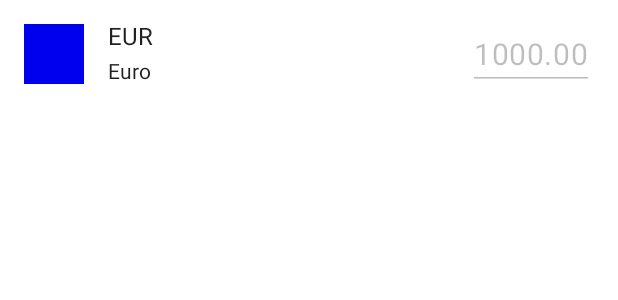
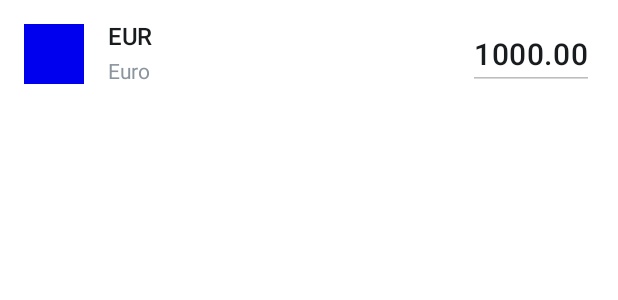
Before and after one commit to meewii/rate-converter, an Android app: the layout li_rate_display.xml on its own in the app's theme, with its tools: preview values and no code run, on a phone screen of 412 x 824 dp. Shown: the top 300 px of the screen. Run offline under Robolectric (Android 15) with nearby library versions, the phone set to English and light mode, and no system bars.

Commit message:
add unit test to Poll manager and some comments, fix design

```diff
--- a/app/build.gradle
+++ b/app/build.gradle
@@ -69,7 +69,6 @@ dependencies {
   kapt 'com.github.bumptech.glide:compiler:4.11.0'
 
   testImplementation 'junit:junit:4.12'
-    testImplementation 'junit:junit:4.12'
   testImplementation 'androidx.test:core:1.2.0'
   testImplementation "org.robolectric:robolectric:$rootProject.robolectricVersion"
   testImplementation 'androidx.test.ext:junit:1.1.1'
@@ -78,5 +77,7 @@ dependencies {
   testImplementation "com.nhaarman.mockitokotlin2:mockito-kotlin:$rootProject.mockitoKtVersion"
   testImplementation "com.google.truth:truth:$rootProject.truthVersion"
   testImplementation 'com.jraska.livedata:testing-ktx:1.1.1'
+  kaptTest "com.google.dagger:dagger-compiler:$rootProject.daggerVersion"
+  kaptTest "com.google.dagger:dagger-android-processor:$rootProject.daggerVersion"
 
 }
--- a/app/src/main/java/com/meewii/rateconverter/ui/MainActivity.kt
+++ b/app/src/main/java/com/meewii/rateconverter/ui/MainActivity.kt
@@ -13,7 +13,6 @@ import dagger.android.AndroidInjection
 import kotlinx.android.synthetic.main.activity_main.ui_error_message
 import kotlinx.android.synthetic.main.activity_main.ui_recycler_view
 import kotlinx.android.synthetic.main.activity_main.ui_swipe_container
-import timber.log.Timber
 import javax.inject.Inject
 
 class MainActivity : AppCompatActivity() {
@@ -32,7 +31,6 @@ class MainActivity : AppCompatActivity() {
   }
 
   private val rateListObserver = Observer<List<Rate>> { rates ->
-    Timber.d("Rates? ${rates.size}")
     rates?.let {
       viewAdapter.setData(rates)
     }
--- /dev/null
+++ b/app/src/main/res/drawable/selector_color_text_edit_text.xml
@@ -0,0 +1,5 @@
+<?xml version="1.0" encoding="utf-8"?>
+<selector xmlns:android="http://schemas.android.com/apk/res/android">
+  <item android:state_enabled="false" android:color="@color/on_surface"/>
+  <item android:color="@color/on_surface"/>
+</selector>
--- a/app/src/main/res/layout/li_rate_display.xml
+++ b/app/src/main/res/layout/li_rate_display.xml
@@ -41,7 +41,7 @@
         android:layout_height="wrap_content"
         android:layout_marginStart="72dp"
         android:text="@{rate.currencyCode}"
-        android:textAppearance="?attr/textAppearanceListItem"
+        style="@style/AppTheme.Text.Subtitle1"
         android:translationY="-2.62sp"
         app:layout_constraintBottom_toTopOf="@+id/ui_currency_name"
         app:layout_constraintEnd_toStartOf="@+id/ui_value"
@@ -55,7 +55,7 @@
         android:layout_width="0dp"
         android:layout_height="wrap_content"
         android:layout_marginStart="72dp"
-        android:textAppearance="?attr/textAppearanceListItemSecondary"
+        style="@style/AppTheme.Text.Body1"
         app:layout_constraintBottom_toBottomOf="parent"
         app:layout_constraintEnd_toStartOf="@+id/ui_value"
         app:layout_constraintStart_toStartOf="parent"
@@ -72,7 +72,7 @@
         android:maxLines="1"
         android:ellipsize="end"
         android:inputType="number|textNoSuggestions"
-        android:textAppearance="@style/AppTheme.Text.RateValue"
+        style="@style/AppTheme.Text.RateValue"
         app:layout_constraintBottom_toBottomOf="parent"
         app:layout_constraintEnd_toEndOf="parent"
         app:layout_constraintTop_toTopOf="parent"
--- a/app/src/main/res/layout/li_rate_input.xml
+++ b/app/src/main/res/layout/li_rate_input.xml
@@ -36,7 +36,7 @@
         android:layout_height="wrap_content"
         android:layout_marginStart="72dp"
         android:text="@{rate.currencyCode}"
-        android:textAppearance="?attr/textAppearanceListItem"
+        style="@style/AppTheme.Text.Subtitle1"
         android:translationY="-2.62sp"
         app:layout_constraintBottom_toTopOf="@+id/ui_currency_name"
         app:layout_constraintEnd_toStartOf="@+id/ui_value"
@@ -50,7 +50,7 @@
         android:layout_width="0dp"
         android:layout_height="wrap_content"
         android:layout_marginStart="72dp"
-        android:textAppearance="?attr/textAppearanceListItemSecondary"
+        style="@style/AppTheme.Text.Body1"
         app:layout_constraintBottom_toBottomOf="parent"
         app:layout_constraintEnd_toStartOf="@+id/ui_value"
         app:layout_constraintStart_toStartOf="parent"
@@ -65,7 +65,7 @@
         android:layout_marginEnd="16dp"
         android:inputType="number|textNoSuggestions"
         android:maxWidth="100dp"
-        android:textAppearance="@style/AppTheme.Text.RateValue"
+        style="@style/AppTheme.Text.RateValue"
         app:layout_constraintBottom_toBottomOf="parent"
         app:layout_constraintEnd_toEndOf="parent"
         app:layout_constraintTop_toTopOf="parent"
--- a/app/src/main/res/values/colors.xml
+++ b/app/src/main/res/values/colors.xml
@@ -7,7 +7,7 @@
     <color name="secondary">@color/blue</color>
     <color name="on_secondary">@color/white</color>
     <color name="secondary_dark">@color/blue_dark</color>
-    <color name="on_surface">@color/white</color>
+    <color name="on_surface">@color/black_primary</color>
     <color name="on_surface_secondary">@color/blue_grey</color>
     <color name="error">@color/red</color>
     <color name="on_error">@color/white</color>
--- a/app/src/main/res/values/styles.xml
+++ b/app/src/main/res/values/styles.xml
@@ -17,9 +17,6 @@
         <item name="colorOnBackground">@color/on_surface</item>
 
         <item name="android:statusBarColor">@color/primary_dark</item>
-
-        <item name="textAppearanceListItem">@style/AppTheme.Text.Subtitle1</item>
-        <item name="textAppearanceListItemSecondary">@style/AppTheme.Text.Body1</item>
     </style>
 
     <style name="AppTheme.AppBarOverlay" parent="ThemeOverlay.AppCompat.Dark.ActionBar" />
--- a/app/src/main/res/values/texts.xml
+++ b/app/src/main/res/values/texts.xml
@@ -1,16 +1,19 @@
 <?xml version="1.0" encoding="utf-8"?>
 <resources>
 
-    <style name="AppTheme.Text" />
+  <style name="AppTheme.Text">
+  </style>
 
   <style name="AppTheme.Text.Subtitle1">
     <item name="android:textSize">16sp</item>
     <item name="android:letterSpacing">-0.02</item>
     <item name="android:textColor">@color/on_surface</item>
     <item name="android:lineSpacingExtra">5sp</item>
+    <item name="android:fontFamily">sans-serif-medium</item>
   </style>
 
   <style name="AppTheme.Text.Body1">
+    <item name="android:fontFamily">sans-serif</item>
     <item name="android:textSize">14sp</item>
     <item name="android:letterSpacing">-0.01</item>
     <item name="android:textColor">@color/on_surface_secondary</item>
@@ -19,7 +22,8 @@
   <style name="AppTheme.Text.RateValue">
     <item name="android:textSize">20sp</item>
     <item name="android:letterSpacing">0.02</item>
-        <item name="android:textColor">@color/on_surface</item>
+    <item name="android:fontFamily">sans-serif-medium</item>
+    <item name="android:textColor">@drawable/selector_color_text_edit_text</item>
   </style>
 
 </resources>
--- a/gradle.properties
+++ b/gradle.properties
@@ -19,3 +19,4 @@ android.useAndroidX=true
 android.enableJetifier=true
 # Kotlin code style for this project: "official" or "obsolete":
 kotlin.code.style=official
+android.enableUnitTestBinaryResources=true
```
Also changed, not shown: app/src/main/java/com/meewii/rateconverter/business/PollRateManager.kt (+22 -22 lines), app/src/main/java/com/meewii/rateconverter/ui/MainViewModel.kt (+16 -1 lines), app/src/main/java/com/meewii/rateconverter/ui/ViewHolders.kt (+5 -10 lines), 2 other files. Lines whose indentation alone changed are shown as unchanged.
